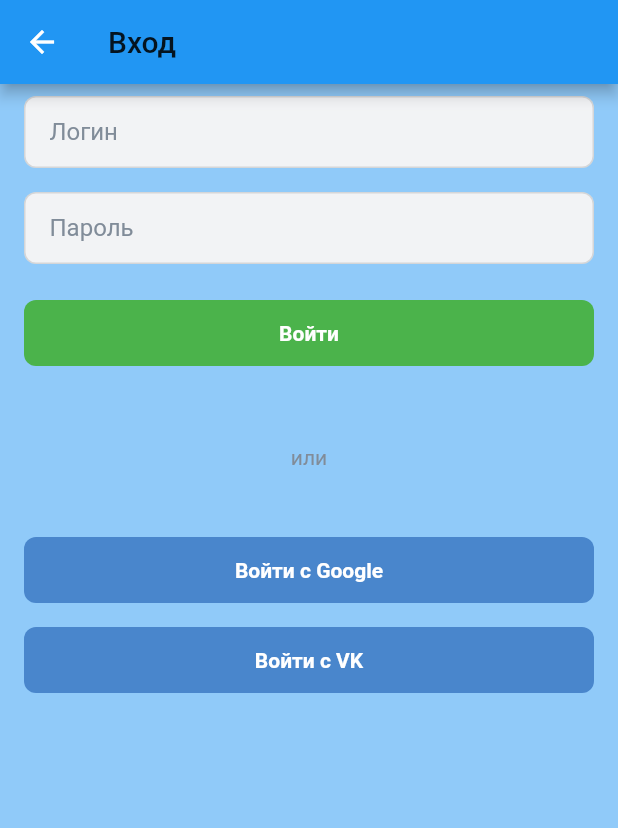
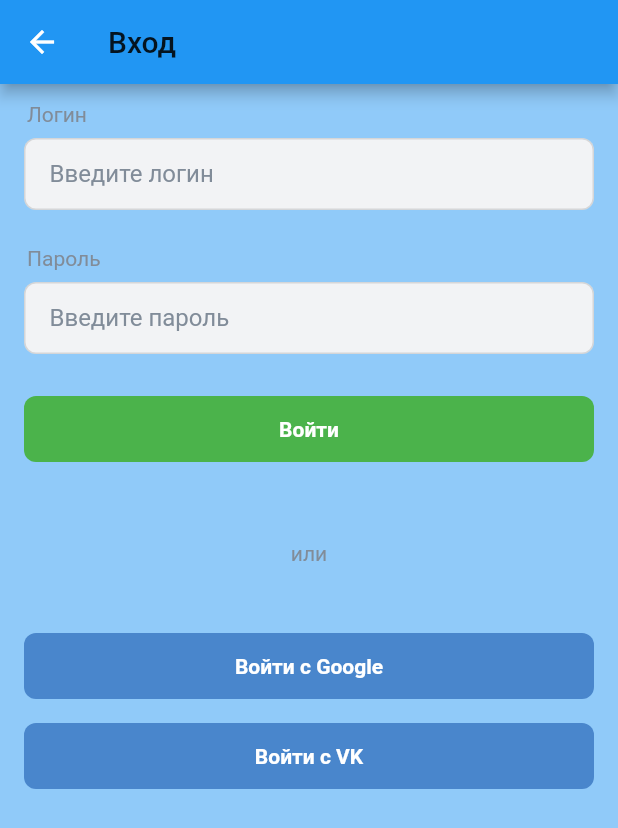
Before and after one commit to semgoSE/diary-school, a Flutter app: the Login screen opened by its route, on a phone screen of 412 x 824 dp. Shown: the top 828 px of the screen. Run offline on Flutter 3.47's test engine with Material 2 defaults, Android fonts, the phone set to English and light mode, and no system bars; our stand-ins replace flutter_redux, flutter_svg, hexcolor, modal_bottom_sheet, redux, shared_preferences; missing offline and left inert: flutter_webview_plugin; accounts and stored records are empty; statements that could not run were skipped.

Commit message:
add status for FormItem and Input

```diff
--- a/lib/components/input.dart
+++ b/lib/components/input.dart
@@ -10,6 +10,7 @@ class Input extends StatefulWidget {
   TextInputAction textInputAction;
   Function? function;
   bool isPass;
+  InputStatus status;
   FocusNode? focusNode;
 
   Input(
@@ -18,6 +19,7 @@ class Input extends StatefulWidget {
       this.function,
       this.isPass = false,
       this.focusNode,
+      this.status = InputStatus.def,
       this.controller});
 
   @override
@@ -27,6 +29,7 @@ class Input extends StatefulWidget {
       function: function,
       isPass: isPass,
       focusNode: focusNode,
+      status: status,
       controller: controller);
 }
 
@@ -37,6 +40,7 @@ class _InputState extends State<Input> {
   bool? isPass;
   FocusNode? focusNode;
   TextEditingController? controller;
+  InputStatus status;
 
   Map<String, Color>? colors;
   Color? accentColor;
@@ -49,7 +53,32 @@ class _InputState extends State<Input> {
       this.function,
       this.isPass,
       this.focusNode,
-      this.controller});
+      this.controller,
+      required this.status});
+
+  Color? getColorByStatus() {
+    switch (status) {
+      case InputStatus.def:
+        return colors!['field_border'];
+      case InputStatus.error:
+        return colors!['field_error_border'];
+
+      case InputStatus.valid:
+        return colors!['field_valid_border'];
+    }
+  }
+
+  Color? getBackgroundByStatus() {
+    switch (status) {
+      case InputStatus.def:
+        return colors!['field_background'];
+      case InputStatus.error:
+        return colors!['field_error_background'];
+
+      case InputStatus.valid:
+        return colors!['field_background'];
+    }
+  }
 
   @override
   Widget build(BuildContext context) {
@@ -69,17 +98,19 @@ class _InputState extends State<Input> {
         }
         return TextFormField(
           style: TextStyle(fontSize: 16, color: textPrimary),
+          obscureText: isPass!,
+          autocorrect: !isPass!,
           controller: controller,
           decoration: InputDecoration(
               // labelText: 'FFFF',
               hintStyle: TextStyle(fontSize: 16, color: textPlaceholder),
               hintText: hint,
               filled: true,
-              fillColor: colors!['field_background'],
+              fillColor: getBackgroundByStatus(),
               contentPadding: EdgeInsets.symmetric(horizontal: 17, vertical: 8),
               enabledBorder: OutlineInputBorder(
                   borderRadius: BorderRadius.circular(8),
-                  borderSide: BorderSide(color: (colors!['field_border'])!)),
+                  borderSide: BorderSide(color: getColorByStatus()!)),
               focusedBorder: OutlineInputBorder(
                 borderRadius: BorderRadius.circular(8),
                 borderSide: BorderSide(color: (accentColor)!),
@@ -89,3 +120,5 @@ class _InputState extends State<Input> {
     );
   }
 }
+
+enum InputStatus { def, error, valid }
--- a/lib/views/authentication/login.dart
+++ b/lib/views/authentication/login.dart
@@ -1,4 +1,5 @@
 import 'package:diary_app/components/button.dart';
+import 'package:diary_app/components/form_item.dart';
 import 'package:diary_app/components/input.dart';
 import 'package:diary_app/components/placeholder.dart';
 import 'package:flutter/cupertino.dart';
@@ -22,17 +23,18 @@ class _LoginState extends State<Login> {
       body: Container(
           margin: EdgeInsets.only(top: 0),
           child: ListView(children: [
-            Container(
+            FormItem(
               child: Input(
-                hint: "Логин",
+                hint: "Введите логин",
               ),
-              padding: EdgeInsets.symmetric(horizontal: 16, vertical: 8),
+              top: "Логин",
             ),
-            Container(
+            FormItem(
               child: Input(
-                hint: "Пароль",
+                isPass: true,
+                hint: "Введите пароль",
               ),
-              padding: EdgeInsets.symmetric(horizontal: 16, vertical: 8),
+              top: "Пароль",
             ),
             Container(
                 child: MyButton(child: "Войти", mode: "commerce"),
```
